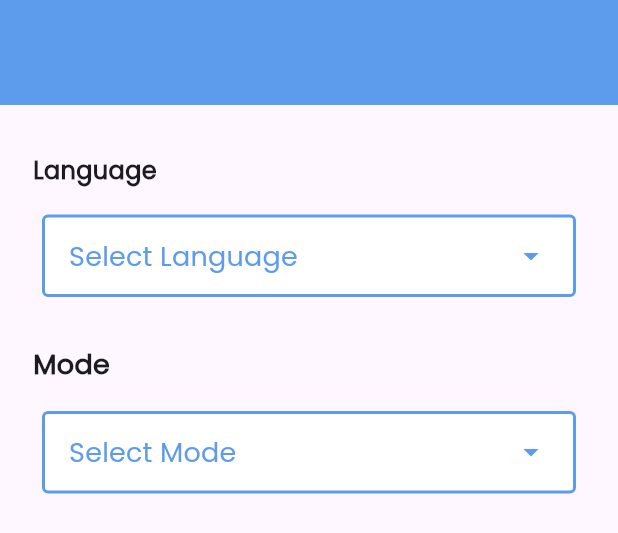
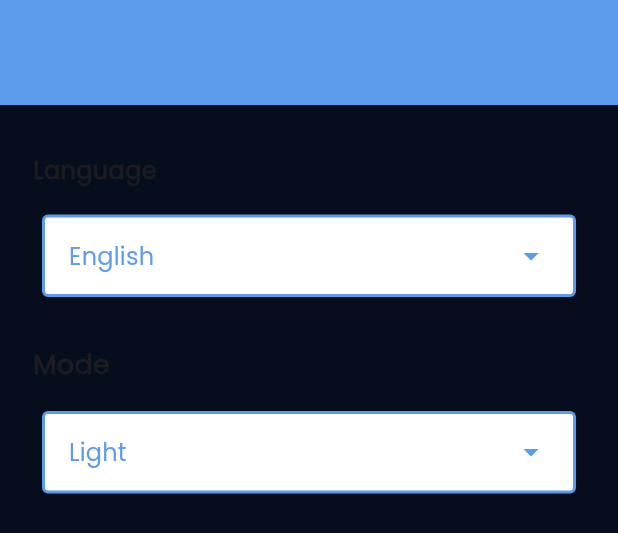
Before and after one commit to MohamedGll/todo_app, a Flutter app: the SettingsView widget shown alone on an empty page, opened directly, on a phone screen of 412 x 824 dp. Shown: the top 533 px of the screen. Run offline on Flutter 3.47's test engine with Material 3 defaults, Android fonts, the phone set to English and light mode, and no system bars; drawn by our look-alikes of dropdown_button2; our stand-ins replace calendar_timeline, flutter_slidable.

Commit message:
create theme data

```diff
--- a/lib/app_colors.dart
+++ b/lib/app_colors.dart
@@ -3,5 +3,8 @@ import 'package:flutter/material.dart';
 class AppColors {
   static Color primary = const Color(0xff5D9CEC);
   static Color secondary = const Color(0xffDFECDB);
+  static Color primaryDark = const Color(0xff141922);
+  static Color secondaryDark = const Color(0xff060E1E);
+
   static Color grey = const Color(0xffC8C9CB);
 }
--- a/lib/main.dart
+++ b/lib/main.dart
@@ -1,4 +1,5 @@
 import 'package:flutter/material.dart';
+import 'package:todo_app/my_theme_data.dart';
 import 'package:todo_app/views/home_view.dart';
 import 'package:todo_app/views/splash_view.dart';
 
@@ -12,9 +13,8 @@ class TodoApp extends StatelessWidget {
   @override
   Widget build(BuildContext context) {
     return MaterialApp(
-      theme: ThemeData(
-        fontFamily: 'Poppins',
-      ),
+      themeMode: ThemeMode.dark,
+      theme: MyThemeData.darkTheme,
       debugShowCheckedModeBanner: false,
       initialRoute: HomeView.id,
       routes: {
--- /dev/null
+++ b/lib/my_theme_data.dart
@@ -0,0 +1,86 @@
+import 'package:flutter/material.dart';
+import 'package:todo_app/app_colors.dart';
+
+class MyThemeData {
+  static ThemeData lightTheme = ThemeData(
+    fontFamily: 'Poppins',
+    appBarTheme: AppBarTheme(
+      backgroundColor: AppColors.primary,
+      elevation: 0,
+      titleTextStyle: const TextStyle(
+        color: Colors.white,
+        fontSize: 22,
+        fontWeight: FontWeight.w700,
+        fontFamily: 'Poppins',
+      ),
+    ),
+    scaffoldBackgroundColor: AppColors.secondary,
+    bottomAppBarTheme: const BottomAppBarTheme(
+      color: Colors.white,
+      padding: EdgeInsets.zero,
+      shape: CircularNotchedRectangle(),
+    ),
+    bottomNavigationBarTheme: BottomNavigationBarThemeData(
+      backgroundColor: Colors.transparent,
+      elevation: 0,
+      selectedItemColor: AppColors.primary,
+      unselectedItemColor: AppColors.grey,
+      showUnselectedLabels: false,
+      showSelectedLabels: true,
+    ),
+    floatingActionButtonTheme: FloatingActionButtonThemeData(
+      backgroundColor: AppColors.primary,
+      shape: RoundedRectangleBorder(
+        borderRadius: BorderRadius.circular(42),
+        side: const BorderSide(
+          color: Colors.white,
+          width: 2,
+        ),
+      ),
+    ),
+    bottomSheetTheme: const BottomSheetThemeData(
+      backgroundColor: Colors.white,
+    ),
+  );
+
+  static ThemeData darkTheme = ThemeData(
+    fontFamily: 'Poppins',
+    appBarTheme: AppBarTheme(
+      backgroundColor: AppColors.primary,
+      elevation: 0,
+      titleTextStyle: const TextStyle(
+        color: Colors.black,
+        fontSize: 22,
+        fontWeight: FontWeight.w700,
+        fontFamily: 'Poppins',
+      ),
+    ),
+    scaffoldBackgroundColor: AppColors.secondaryDark,
+    bottomAppBarTheme: BottomAppBarTheme(
+      color: AppColors.primaryDark,
+      padding: EdgeInsets.zero,
+      shape: const CircularNotchedRectangle(),
+    ),
+    bottomNavigationBarTheme: BottomNavigationBarThemeData(
+      backgroundColor: Colors.transparent,
+      elevation: 0,
+      selectedItemColor: AppColors.primary,
+      unselectedItemColor: AppColors.grey,
+      showUnselectedLabels: false,
+      showSelectedLabels: true,
+    ),
+    floatingActionButtonTheme: FloatingActionButtonThemeData(
+      backgroundColor: AppColors.primary,
+      shape: RoundedRectangleBorder(
+        borderRadius: BorderRadius.circular(42),
+        side: const BorderSide(
+          color: Colors.white,
+          width: 2,
+        ),
+      ),
+    ),
+    bottomSheetTheme: BottomSheetThemeData(
+      backgroundColor: AppColors.primaryDark,
+    ),
+  );
+}
--- a/lib/views/home_view.dart
+++ b/lib/views/home_view.dart
@@ -27,28 +27,20 @@ class _HomeViewState extends State<HomeView> {
   Widget build(BuildContext context) {
     return Scaffold(
       extendBody: true,
-      backgroundColor: AppColors.secondary,
       appBar: AppBar(
-        elevation: 0,
-        backgroundColor: AppColors.primary,
         title: Text(
           labels[selectedIndex],
-          style: const TextStyle(
-            color: Colors.white,
-            fontSize: 22,
-            fontWeight: FontWeight.w700,
-          ),
         ),
       ),
       body: views.elementAt(selectedIndex),
       bottomNavigationBar: BottomAppBar(
-        color: Colors.white,
+        // color: Colors.white,
         notchMargin: 6,
-        padding: EdgeInsets.zero,
-        shape: const CircularNotchedRectangle(),
+        // padding: EdgeInsets.zero,
+        // shape: const CircularNotchedRectangle(),
         child: BottomNavigationBar(
-          backgroundColor: Colors.transparent,
-          elevation: 0,
+          // backgroundColor: Colors.transparent,
+          // elevation: 0,
           selectedItemColor: AppColors.primary,
           unselectedItemColor: AppColors.grey,
           currentIndex: selectedIndex,
@@ -88,14 +80,6 @@ class _HomeViewState extends State<HomeView> {
             },
           );
         },
-        backgroundColor: AppColors.primary,
-        shape: RoundedRectangleBorder(
-          borderRadius: BorderRadius.circular(42),
-          side: const BorderSide(
-            color: Colors.white,
-            width: 2,
-          ),
-        ),
         child: const Icon(
           Icons.add,
           color: Colors.white,
--- a/lib/views/settings_view.dart
+++ b/lib/views/settings_view.dart
@@ -18,8 +18,8 @@ class _SettingsViewState extends State<SettingsView> {
     'Light',
     'Dark',
   ];
-  String? selectedLang;
-  String? selectedMode;
+  String selectedLang = 'English';
+  String selectedMode = 'Light';
   @override
   Widget build(BuildContext context) {
     return Column(
@@ -65,7 +65,7 @@ class _SettingsViewState extends State<SettingsView> {
                 ),
                 isExpanded: true,
                 hint: Text(
-                  'Select Language',
+                  selectedLang,
                   style: TextStyle(
                     fontSize: 18,
                     color: AppColors.primary,
@@ -90,7 +90,7 @@ class _SettingsViewState extends State<SettingsView> {
                 value: selectedLang,
                 onChanged: (String? value) {
                   setState(() {
-                    selectedLang = value;
+                    selectedLang = value!;
                   });
                 },
                 buttonStyleData: const ButtonStyleData(
@@ -140,7 +140,7 @@ class _SettingsViewState extends State<SettingsView> {
                 ),
                 isExpanded: true,
                 hint: Text(
-                  'Select Mode',
+                  selectedMode,
                   style: TextStyle(
                     fontSize: 18,
                     color: AppColors.primary,
@@ -165,7 +165,7 @@ class _SettingsViewState extends State<SettingsView> {
                 value: selectedMode,
                 onChanged: (String? value) {
                   setState(() {
-                    selectedMode = value;
+                    selectedMode = value!;
                   });
                 },
                 buttonStyleData: const ButtonStyleData(
--- a/pubspec.yaml
+++ b/pubspec.yaml
@@ -38,6 +38,7 @@ dependencies:
   calendar_timeline: ^1.1.3
   flutter_slidable: ^3.1.1
   dropdown_button2: ^2.3.9
+  provider: ^6.1.2
 
 dev_dependencies:
   flutter_test:
```
Also changed, not shown: pubspec.lock.
